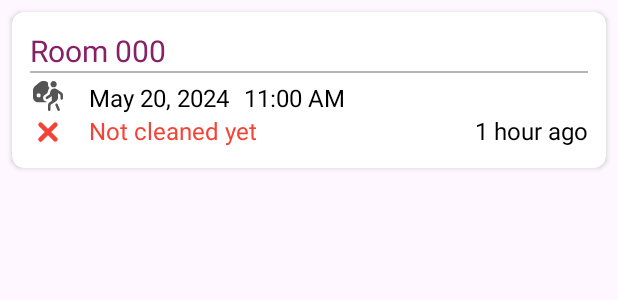
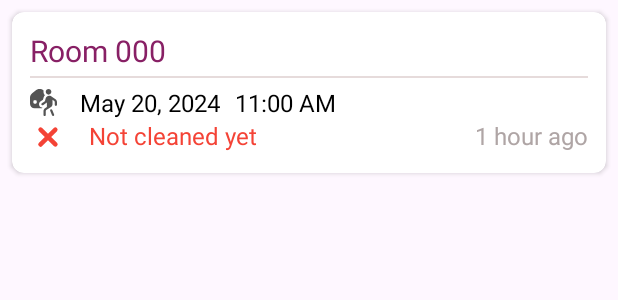
Before and after one commit to angelb9967/Nurad-Admin-Mobile, an Android app: the layout item_available.xml on its own in the app's theme, with its tools: preview values and no code run, on a phone screen of 412 x 824 dp. Shown: the top 300 px of the screen. Run offline under Robolectric (Android 15) with nearby library versions, the phone set to English and light mode, and no system bars.

Commit message:
Available Rooms Recycler View

```diff
--- /dev/null
+++ b/app/src/main/res/drawable/circle.xml
@@ -0,0 +1,5 @@
+<vector xmlns:android="http://schemas.android.com/apk/res/android" android:height="16dp" android:viewportHeight="24" android:viewportWidth="24" android:width="16dp">
+
+    <path android:fillColor="@color/darkgray" android:pathData="M12,0A12,12 0,1 0,24 12,12.013 12.013,0 0,0 12,0Z"/>
+
+</vector>
--- a/app/src/main/res/drawable/house_return.xml
+++ b/app/src/main/res/drawable/house_return.xml
@@ -1,6 +1,6 @@
 <vector xmlns:android="http://schemas.android.com/apk/res/android"
-    android:width="24dp"
-    android:height="24dp"
+    android:width="18dp"
+    android:height="18dp"
     android:viewportWidth="24"
     android:viewportHeight="24">
   <path
--- a/app/src/main/res/layout/item_available.xml
+++ b/app/src/main/res/layout/item_available.xml
@@ -22,14 +22,15 @@
 
         <View
             android:id="@+id/view"
+            android:layout_marginTop="3dp"
+            android:layout_marginBottom="5dp"
             android:layout_width="match_parent"
             android:layout_height="1dp"
-            android:background="#B5B5B5"
+            android:background="#E6DBDB"
             android:layout_below="@+id/roomName"
             />
 
         <LinearLayout
-            android:layout_marginTop="5dp"
             android:layout_below="@id/view"
             android:id="@+id/linearLayout"
             android:layout_width="match_parent"
@@ -49,7 +50,8 @@
                     android:layout_marginEnd="15dp"
                     android:layout_marginBottom="2dp"
                     android:src="@drawable/house_return"
-                    app:tint="@color/darkgray" />
+                    app:tint="@color/darkgray"
+                    android:contentDescription="@string/ToDo" />
 
                 <TextView
                     android:id="@+id/lastDateUsed"
@@ -92,7 +94,8 @@
                     android:layout_height="wrap_content"
                     android:layout_marginEnd="15dp"
                     android:layout_centerVertical="true"
-                    android:src="@drawable/cross_small" />
+                    android:src="@drawable/cross_small"
+                    android:contentDescription="@string/ToDo" />
 
                 <TextView
                     android:id="@+id/CleanStatus"
@@ -109,7 +112,7 @@
                     android:layout_width="wrap_content"
                     android:layout_height="wrap_content"
                     android:text="1 hour ago"
-                    android:textColor="@color/black"
+                    android:textColor="@color/lightgray"
                     android:textSize="16sp"
                     android:layout_alignParentEnd="true"
                     android:layout_alignBaseline="@+id/CleanStatus"
```
Also changed, not shown: app/src/main/java/com/example/nuradadmin/Adapters/Adapter_AvailableRooms.java (added, +97 -0 lines), app/src/main/java/com/example/nuradadmin/Fragments/Fragment_Available.java (+49 -3 lines), app/src/main/java/com/example/nuradadmin/Models/Model_AvailableRooms.java (added, +47 -0 lines), app/src/main/res/layout/fragment__available.xml (+7 -7 lines).
